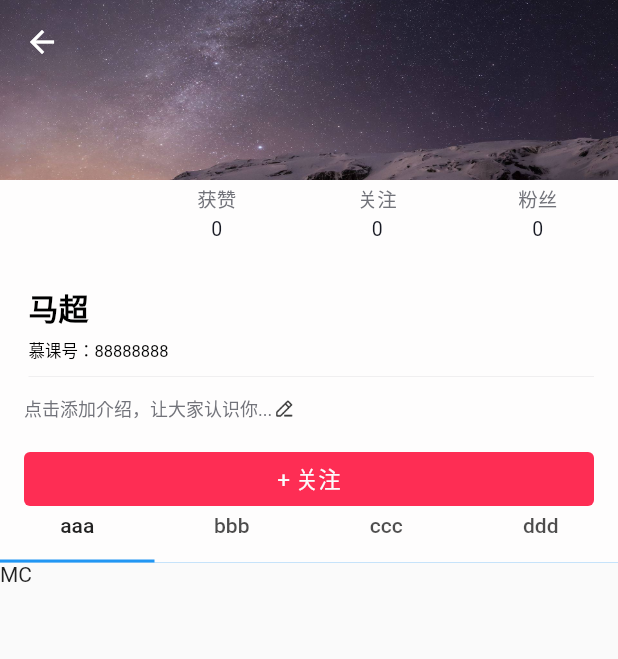
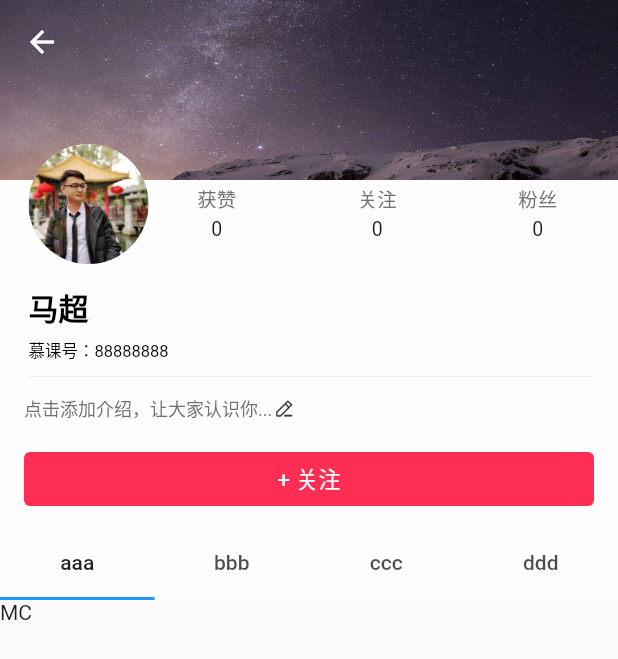
Before and after one commit to hust-MC/TiktokInFlutter, a Flutter app: the MinePage screen opened directly, on a phone screen of 412 x 824 dp. Shown: the top 659 px of the screen. Run offline on Flutter 3.47's test engine with Material 2 defaults, Android fonts, the phone set to English and light mode, and no system bars; our stand-ins replace get, image_picker, shared_preferences; missing offline and left inert: fijkplayer; accounts and stored records are empty.

Commit message:
Add avatar stack frame

```diff
--- a/flutter_module/lib/page/mine_page/mine_page.dart
+++ b/flutter_module/lib/page/mine_page/mine_page.dart
@@ -53,7 +53,7 @@ class _MinePageState extends State<MinePage> with SingleTickerProviderStateMixin
                   SliverAppBar(
                     pinned: true,
                     floating: true,
-                    expandedHeight: 375,
+                    expandedHeight: 400,
                     flexibleSpace: FlexibleSpaceBar(
                       collapseMode: CollapseMode.pin,
                       background: Container(
@@ -141,8 +141,15 @@ class _MinePageState extends State<MinePage> with SingleTickerProviderStateMixin
                   style: TextStyle(color: Color(0xFFFBFBFC), fontSize: 15, decoration: TextDecoration.none)),
               alignment: Alignment.center,
             )),
-        SizedBox(height: 30)
-      ])
+        SizedBox(height: 30),
+      ]),
+      Padding(
+          padding: EdgeInsets.only(top: 96, left: 19),
+          child: GestureDetector(
+              child: Obx(() => TImage(_controller.avatarUrl.value, shape: Shape.CIRCLE, radius: 40)),
+              onTap: () async {
+                _controller.onTapAvatar();
+              }))
     ]);
   }
 
```
